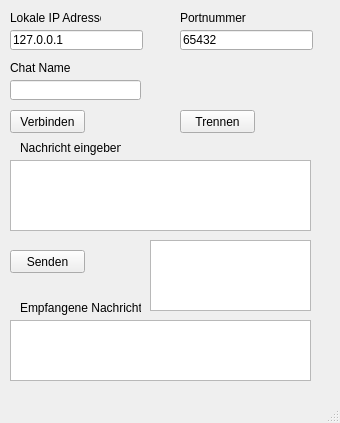
First picture: the form in ChatClientGui.ui, repository UwePabst91052/Exercises, before the edit.
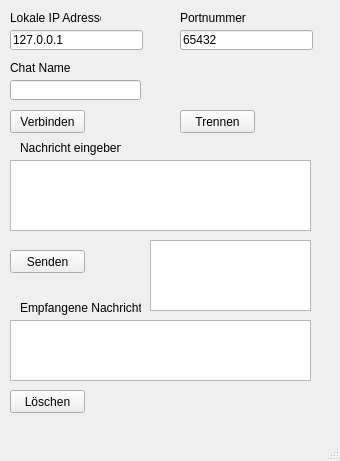
Second picture: the form after the edit.

Commit message: added feature peer to peer chat

What changed in the file:
```diff
--- a/ChatClientGui.ui
+++ b/ChatClientGui.ui
@@ -7,7 +7,7 @@
     <x>0</x>
     <y>0</y>
     <width>340</width>
-    <height>423</height>
+    <height>461</height>
    </rect>
   </property>
   <property name="windowTitle">
@@ -184,6 +184,19 @@
      </rect>
     </property>
    </widget>
+   <widget class="QPushButton" name="clearButton">
+    <property name="geometry">
+     <rect>
+      <x>10</x>
+      <y>390</y>
+      <width>75</width>
+      <height>23</height>
+     </rect>
+    </property>
+    <property name="text">
+     <string>Löschen</string>
+    </property>
+   </widget>
   </widget>
   <widget class="QMenuBar" name="menubar">
    <property name="geometry">
```
Left out of the diff: 41 changed lines with no effect on the pictures. The commit also changes 1 other file.
